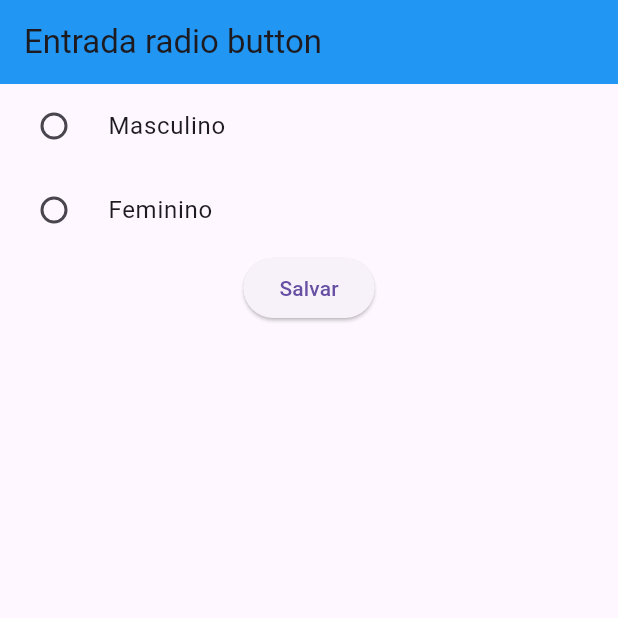
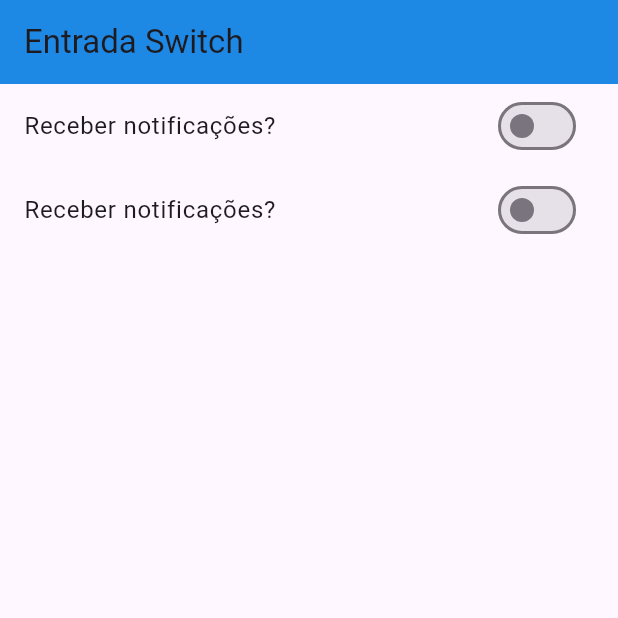
Before and after one commit to silviofrancoms10/entrada_dados, a Flutter app: the screen it shows after launch, on a phone screen of 412 x 824 dp, the top half of it. Run offline on Flutter 3.47's test engine with Material 3 defaults, Android fonts, the phone set to English and light mode, and no system bars.

Commit message:
Trabalhando com Switch (botão de verdadeiro ou falso)

```diff
--- /dev/null
+++ b/lib/entrada_switch.dart
@@ -0,0 +1,67 @@
+import 'package:flutter/material.dart';
+
+class EntradaSwitch extends StatefulWidget {
+  const EntradaSwitch({super.key});
+
+  @override
+  State<EntradaSwitch> createState() => _EntradaSwitchState();
+}
+
+class _EntradaSwitchState extends State<EntradaSwitch> {
+  bool _valorSwitch = false;
+  bool _valorConfiguracao = false;
+
+  @override
+  Widget build(BuildContext context) {
+    return Scaffold(
+      appBar: AppBar(
+        backgroundColor: Colors.blue.shade600,
+        title: Text("Entrada Switch"),
+      ),
+      body: Container(
+        child: Column(
+          children: [
+            /* Switch(
+              value: _valorSwitch,
+              onChanged: (bool v) {
+                setState(
+                  () {
+                    _valorSwitch = v;
+                    print(_valorSwitch);
+                  },
+                );
+              },
+            ),
+            Text("Receber notificações?"),
+            ElevatedButton(
+                onPressed: () {
+                    print("valor " + _valorSwitch.toString());
+                },
+                child: Text("Confirmar")) */
+
+            SwitchListTile(
+              value: _valorSwitch,
+              title: Text("Receber notificações?"),
+              onChanged: (bool v) {
+                setState(() {
+                  _valorSwitch = v;
+                  print(_valorSwitch);
+                });
+              },
+            ),
+            SwitchListTile(
+              value: _valorConfiguracao,
+              title: Text("Receber notificações?"),
+              onChanged: (bool v) {
+                setState(() {
+                  _valorConfiguracao = v;
+                  print(_valorConfiguracao);
+                });
+              },
+            ),
+          ],
+        ),
+      ),
+    );
+  }
+}
--- a/lib/main.dart
+++ b/lib/main.dart
@@ -2,12 +2,14 @@ import 'package:flutter/material.dart';
 import 'package:myapp/campo_texto.dart';
 import 'package:myapp/entrada_checkbox.dart';
 import 'package:myapp/entrada_radio_button.dart';
+import 'package:myapp/entrada_switch.dart';
 
 void main() {
   runApp(MaterialApp(
     //home: CampoTexto(),
     // home: EntradaCheckbox(),
-    home: EntradaRadioButton(),
+    // home: EntradaRadioButton(),
+    home: EntradaSwitch(),
     debugShowCheckedModeBanner: false,
   ));
 }
```
